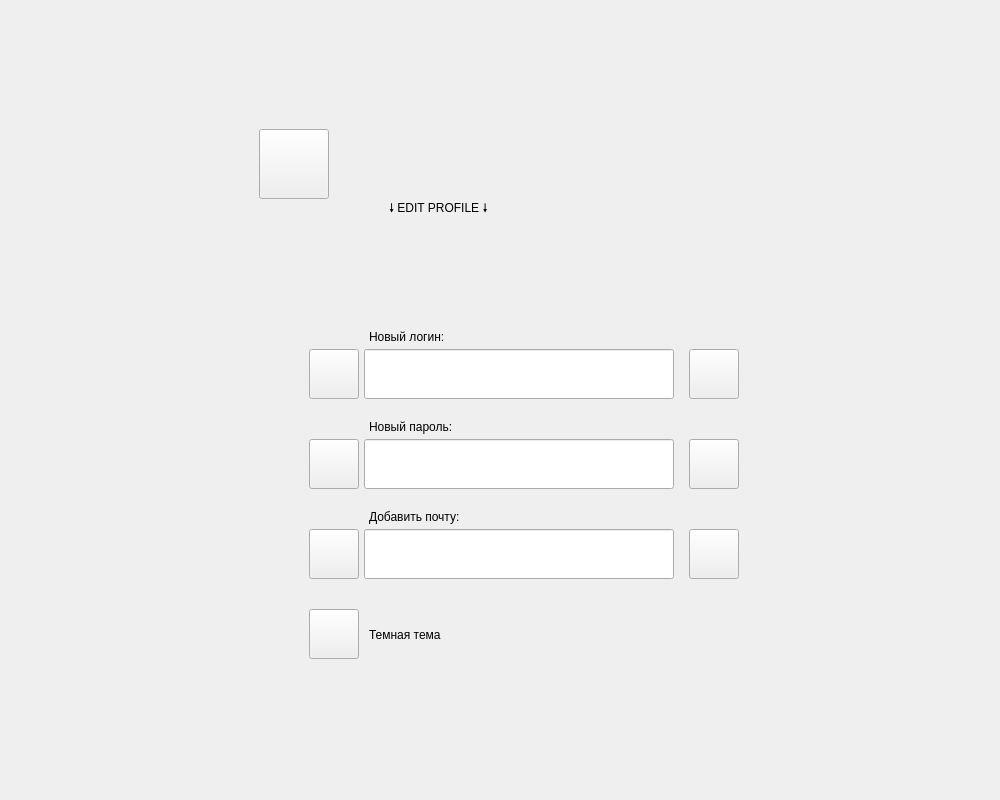
Above: Yandex/designer/yandex.ui from IRINQUE/YandexLiceum-Messenger before the change. Below: the same form after it.
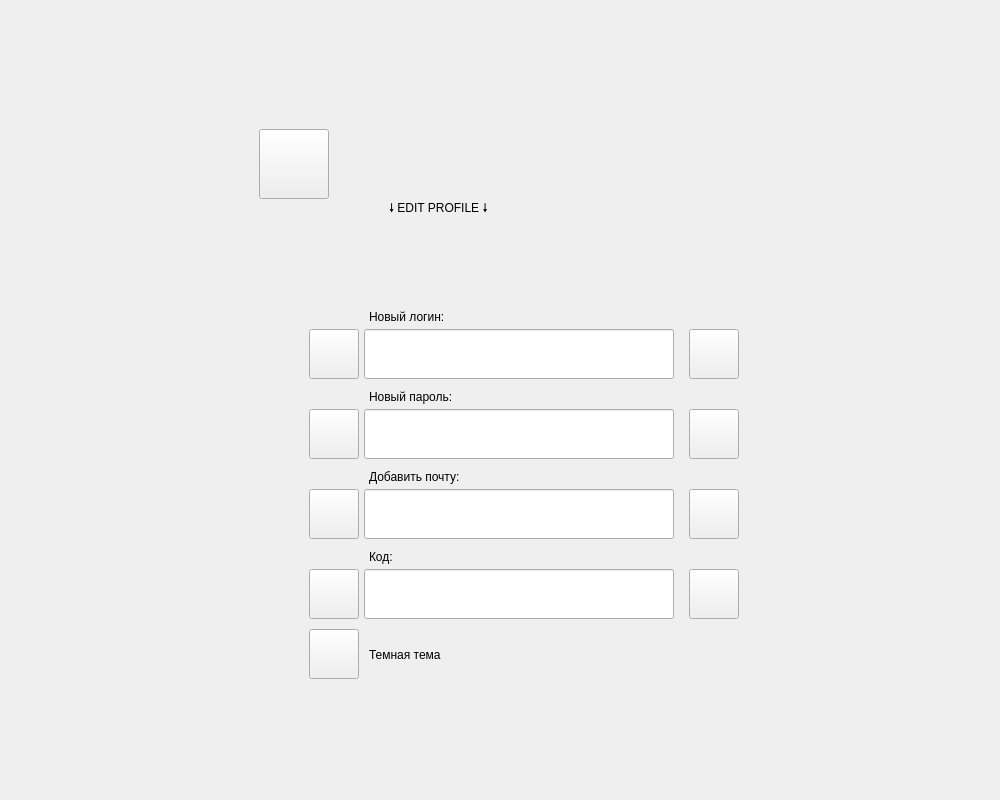
That is the form after the change.

What changed in the file:
```diff
--- a/Yandex/designer/yandex.ui
+++ b/Yandex/designer/yandex.ui
@@ -1208,7 +1208,7 @@
         <property name="geometry">
          <rect>
           <x>355</x>
-          <y>340</y>
+          <y>320</y>
           <width>310</width>
           <height>50</height>
          </rect>
@@ -1218,7 +1218,7 @@
         <property name="geometry">
          <rect>
           <x>355</x>
-          <y>430</y>
+          <y>400</y>
           <width>310</width>
           <height>50</height>
          </rect>
@@ -1228,7 +1228,7 @@
         <property name="geometry">
          <rect>
           <x>360</x>
-          <y>320</y>
+          <y>300</y>
           <width>101</width>
           <height>16</height>
          </rect>
@@ -1241,7 +1241,7 @@
         <property name="geometry">
          <rect>
           <x>360</x>
-          <y>410</y>
+          <y>380</y>
           <width>101</width>
           <height>16</height>
          </rect>
@@ -1254,7 +1254,7 @@
         <property name="geometry">
          <rect>
           <x>300</x>
-          <y>340</y>
+          <y>320</y>
           <width>50</width>
           <height>50</height>
          </rect>
@@ -1267,7 +1267,7 @@
         <property name="geometry">
          <rect>
           <x>300</x>
-          <y>430</y>
+          <y>400</y>
           <width>50</width>
           <height>50</height>
          </rect>
@@ -1280,7 +1280,7 @@
         <property name="geometry">
          <rect>
           <x>680</x>
-          <y>340</y>
+          <y>320</y>
           <width>50</width>
           <height>50</height>
          </rect>
@@ -1293,7 +1293,7 @@
         <property name="geometry">
          <rect>
           <x>680</x>
-          <y>430</y>
+          <y>400</y>
           <width>50</width>
           <height>50</height>
          </rect>
@@ -1306,7 +1306,7 @@
         <property name="geometry">
          <rect>
           <x>360</x>
-          <y>610</y>
+          <y>630</y>
           <width>181</width>
           <height>31</height>
          </rect>
@@ -1319,7 +1319,7 @@
         <property name="geometry">
          <rect>
           <x>360</x>
-          <y>290</y>
+          <y>280</y>
           <width>301</width>
           <height>20</height>
          </rect>
@@ -1358,7 +1358,7 @@
         <property name="geometry">
          <rect>
           <x>300</x>
-          <y>600</y>
+          <y>620</y>
           <width>50</width>
           <height>50</height>
          </rect>
@@ -1371,7 +1371,7 @@
         <property name="geometry">
          <rect>
           <x>300</x>
-          <y>520</y>
+          <y>480</y>
           <width>50</width>
           <height>50</height>
          </rect>
@@ -1384,7 +1384,7 @@
         <property name="geometry">
          <rect>
           <x>355</x>
-          <y>520</y>
+          <y>480</y>
           <width>310</width>
           <height>50</height>
          </rect>
@@ -1394,7 +1394,7 @@
         <property name="geometry">
          <rect>
           <x>680</x>
-          <y>520</y>
+          <y>480</y>
           <width>50</width>
           <height>50</height>
          </rect>
@@ -1407,7 +1407,7 @@
         <property name="geometry">
          <rect>
           <x>360</x>
-          <y>500</y>
+          <y>460</y>
           <width>101</width>
           <height>16</height>
          </rect>
@@ -1416,6 +1416,79 @@
          <string>Добавить почту:</string>
         </property>
        </widget>
+       <widget class="QPushButton" name="B_edit_profile_ic_code">
+        <property name="geometry">
+         <rect>
+          <x>300</x>
+          <y>560</y>
+          <width>50</width>
+          <height>50</height>
+         </rect>
+        </property>
+        <property name="text">
+         <string/>
+        </property>
+       </widget>
+       <widget class="QLineEdit" name="LE_edit_profile_code">
+        <property name="geometry">
+         <rect>
+          <x>355</x>
+          <y>560</y>
+          <width>310</width>
+          <height>50</height>
+         </rect>
+        </property>
+       </widget>
+       <widget class="QPushButton" name="B_edit_profile_warning_4">
+        <property name="geometry">
+         <rect>
+          <x>680</x>
+          <y>560</y>
+          <width>50</width>
+          <height>50</height>
+         </rect>
+        </property>
+        <property name="text">
+         <string/>
+        </property>
+       </widget>
+       <widget class="QLabel" name="L_edit_profile_4">
+        <property name="geometry">
+         <rect>
+          <x>360</x>
+          <y>540</y>
+          <width>101</width>
+          <height>16</height>
+         </rect>
+        </property>
+        <property name="text">
+         <string>Код:</string>
+        </property>
+       </widget>
+       <zorder>L_edit_profile_const_3</zorder>
+       <zorder>L_edit_profile_const_1</zorder>
+       <zorder>L_edit_profile_const_2</zorder>
+       <zorder>L_edit_profile_const_0</zorder>
+       <zorder>LE_edit_profile_login</zorder>
+       <zorder>LE_edit_profile_password</zorder>
+       <zorder>L_edit_profile_1</zorder>
+       <zorder>L_edit_profile_2</zorder>
+       <zorder>B_edit_profile_save_login</zorder>
+       <zorder>B_edit_profile_save_password</zorder>
+       <zorder>B_edit_profile_warning_1</zorder>
+       <zorder>B_edit_profile_warning_2</zorder>
+       <zorder>L_edit_profile_close_profile</zorder>
+       <zorder>L_edit_profile_warning</zorder>
+       <zorder>B_edit_profile_back</zorder>
+       <zorder>B_edit_profile_save_email</zorder>
+       <zorder>LE_edit_profile_email</zorder>
+       <zorder>B_edit_profile_warning_3</zorder>
+       <zorder>L_edit_profile_3</zorder>
+       <zorder>B_edit_profile_ic_code</zorder>
+       <zorder>LE_edit_profile_code</zorder>
+       <zorder>B_edit_profile_warning_4</zorder>
+       <zorder>L_edit_profile_4</zorder>
+       <zorder>B_edit_profile_close_profile</zorder>
       </widget>
      </widget>
     </item>
```
